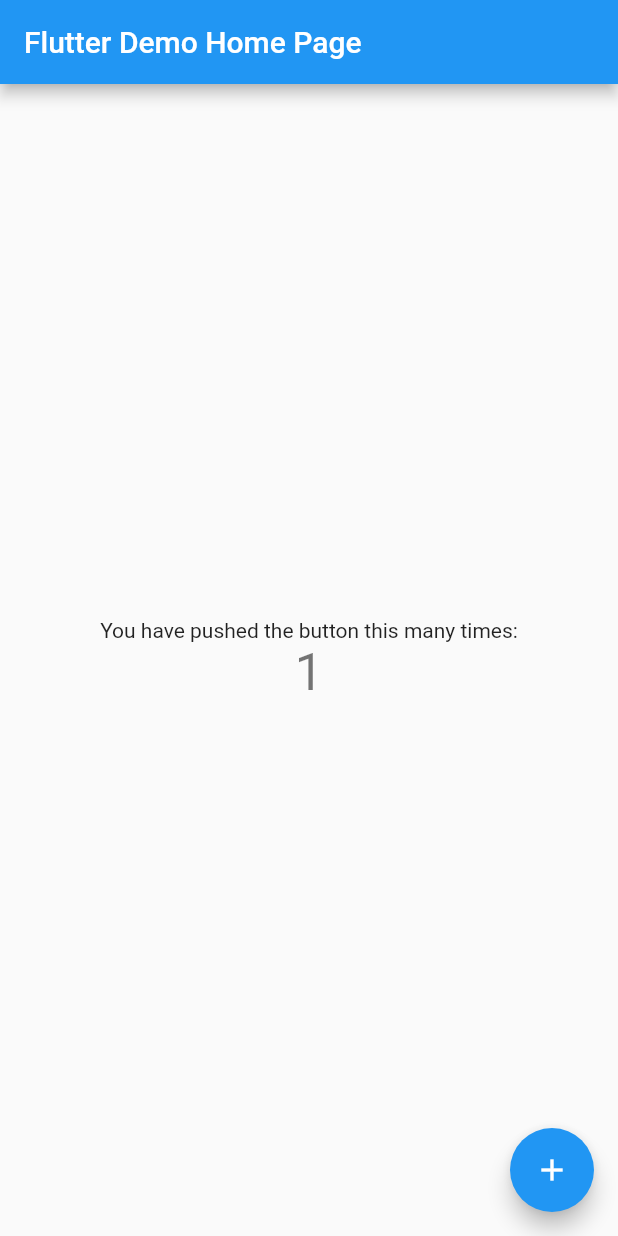
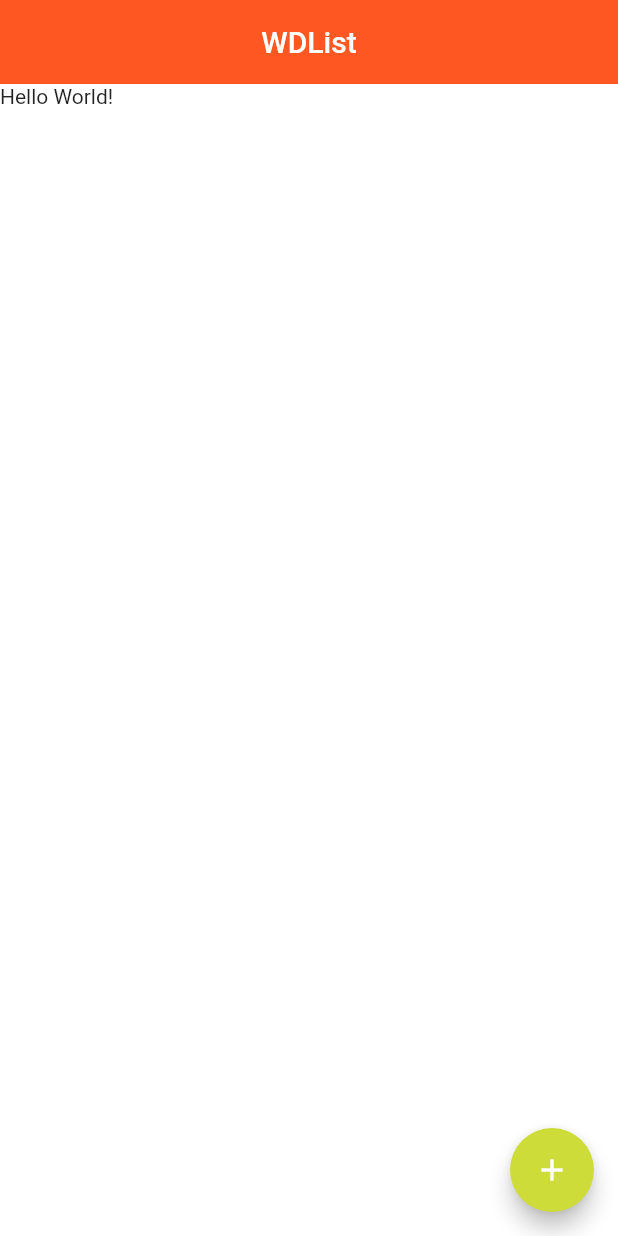
Before and after one commit to Aadityajoshi151/wdlist, a Flutter app: the screen it shows after launch, after a tap on the "add" icon, on a phone screen of 412 x 824 dp. Run offline on Flutter 3.47's test engine with Material 2 defaults, Android fonts, the light colour scheme and no system bars.

Commit message:
added dummy FAB

```diff
--- a/lib/main.dart
+++ b/lib/main.dart
@@ -1,115 +1,21 @@
 import 'package:flutter/material.dart';
-
-void main() {
-  runApp(const MyApp());
-}
+import 'screens/HomeScreen.dart';
+void main() => runApp(MyApp());
 
 class MyApp extends StatelessWidget {
-  const MyApp({Key? key}) : super(key: key);
 
-  // This widget is the root of your application.
   @override
   Widget build(BuildContext context) {
     return MaterialApp(
-      title: 'Flutter Demo',
+      title: "WDList",
+      debugShowCheckedModeBanner: false,
       theme: ThemeData(
-        // This is the theme of your application.
-        //
-        // Try running your application with "flutter run". You'll see the
-        // application has a blue toolbar. Then, without quitting the app, try
-        // changing the primarySwatch below to Colors.green and then invoke
-        // "hot reload" (press "r" in the console where you ran "flutter run",
-        // or simply save your changes to "hot reload" in a Flutter IDE).
-        // Notice that the counter didn't reset back to zero; the application
-        // is not restarted.
-        primarySwatch: Colors.blue,
+        primaryColor: Colors.deepOrange,
+        colorScheme: ColorScheme.fromSwatch()
+            .copyWith(primary: Colors.deepOrange, secondary: Colors.lime),
+        scaffoldBackgroundColor: Colors.white,
       ),
-      home: const MyHomePage(title: 'Flutter Demo Home Page'),
+      home: HomeScreen(),
     );
   }
 }
-
-class MyHomePage extends StatefulWidget {
-  const MyHomePage({Key? key, required this.title}) : super(key: key);
-
-  // This widget is the home page of your application. It is stateful, meaning
-  // that it has a State object (defined below) that contains fields that affect
-  // how it looks.
-
-  // This class is the configuration for the state. It holds the values (in this
-  // case the title) provided by the parent (in this case the App widget) and
-  // used by the build method of the State. Fields in a Widget subclass are
-  // always marked "final".
-
-  final String title;
-
-  @override
-  State<MyHomePage> createState() => _MyHomePageState();
-}
-
-class _MyHomePageState extends State<MyHomePage> {
-  int _counter = 0;
-
-  void _incrementCounter() {
-    setState(() {
-      // This call to setState tells the Flutter framework that something has
-      // changed in this State, which causes it to rerun the build method below
-      // so that the display can reflect the updated values. If we changed
-      // _counter without calling setState(), then the build method would not be
-      // called again, and so nothing would appear to happen.
-      _counter++;
-    });
-  }
-
-  @override
-  Widget build(BuildContext context) {
-    // This method is rerun every time setState is called, for instance as done
-    // by the _incrementCounter method above.
-    //
-    // The Flutter framework has been optimized to make rerunning build methods
-    // fast, so that you can just rebuild anything that needs updating rather
-    // than having to individually change instances of widgets.
-    return Scaffold(
-      appBar: AppBar(
-        // Here we take the value from the MyHomePage object that was created by
-        // the App.build method, and use it to set our appbar title.
-        title: Text(widget.title),
-      ),
-      body: Center(
-        // Center is a layout widget. It takes a single child and positions it
-        // in the middle of the parent.
-        child: Column(
-          // Column is also a layout widget. It takes a list of children and
-          // arranges them vertically. By default, it sizes itself to fit its
-          // children horizontally, and tries to be as tall as its parent.
-          //
-          // Invoke "debug painting" (press "p" in the console, choose the
-          // "Toggle Debug Paint" action from the Flutter Inspector in Android
-          // Studio, or the "Toggle Debug Paint" command in Visual Studio Code)
-          // to see the wireframe for each widget.
-          //
-          // Column has various properties to control how it sizes itself and
-          // how it positions its children. Here we use mainAxisAlignment to
-          // center the children vertically; the main axis here is the vertical
-          // axis because Columns are vertical (the cross axis would be
-          // horizontal).
-          mainAxisAlignment: MainAxisAlignment.center,
-          children: <Widget>[
-            const Text(
-              'You have pushed the button this many times:',
-            ),
-            Text(
-              '$_counter',
-              style: Theme.of(context).textTheme.headline4,
-            ),
-          ],
-        ),
-      ),
-      floatingActionButton: FloatingActionButton(
-        onPressed: _incrementCounter,
-        tooltip: 'Increment',
-        child: const Icon(Icons.add),
-      ), // This trailing comma makes auto-formatting nicer for build methods.
-    );
-  }
-}
--- /dev/null
+++ b/lib/screens/HomeScreen.dart
@@ -0,0 +1,23 @@
+import 'package:flutter/material.dart';
+
+class HomeScreen extends StatefulWidget {
+  @override
+  _HomeScreenState createState() => _HomeScreenState();
+}
+
+class _HomeScreenState extends State<HomeScreen> {
+  @override
+  Widget build(BuildContext context) {
+    return Scaffold(
+      appBar: AppBar(title: Center(child: Text("WDList")), elevation: 0),
+      body: Column(
+        children: <Widget>[Text("Hello World!")]),
+        floatingActionButton: FloatingActionButton(
+          child: Icon(Icons.add),
+          onPressed: (){
+            print("Add Pressed!");
+          },
+        ),
+    );
+  }
+}
```
